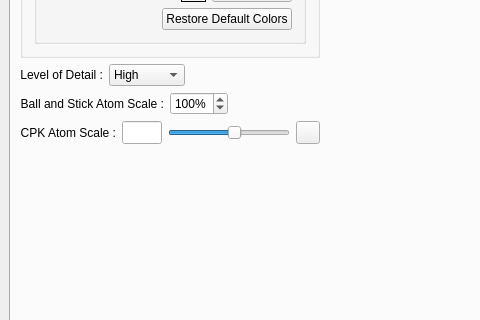
Before: the Qt Designer form cad/src/UserPrefsDialog.ui in kanzure/nanoengineer, drawn with Qt 5; both pictures show x 0 to 480 and y 196 to 516 of the 621 by 628 pixel window.
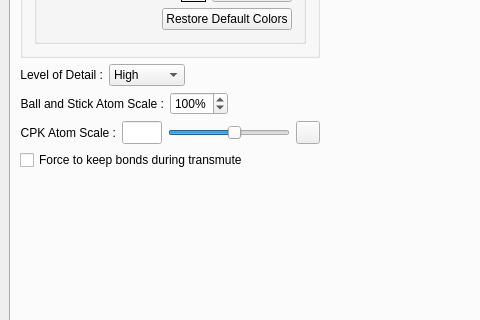
After: the same form once the commit is applied. The open tabs and pages were chosen to show the change. Icons and pictures are not drawn.

Commit message: new preference 'force to keep bonds during transmute' (checkbox) . This will replace the existing checkbox in build PM. (working fine on my local sandbox with new Build PM)

What changed in the file:
```diff
--- a/cad/src/UserPrefsDialog.ui
+++ b/cad/src/UserPrefsDialog.ui
@@ -1079,6 +1079,22 @@
        <property name="spacing" >
         <number>6</number>
        </property>
+       <item row="0" column="1" >
+        <spacer>
+         <property name="orientation" >
+          <enum>Qt::Horizontal</enum>
+         </property>
+         <property name="sizeType" >
+          <enum>QSizePolicy::Expanding</enum>
+         </property>
+         <property name="sizeHint" >
+          <size>
+           <width>20</width>
+           <height>20</height>
+          </size>
+         </property>
+        </spacer>
+       </item>
        <item row="0" column="0" >
         <layout class="QVBoxLayout" >
          <property name="margin" >
@@ -1541,6 +1557,13 @@
            </item>
           </layout>
          </item>
+         <item>
+          <widget class="QCheckBox" name="keepBondsTransmuteCheckBox" >
+           <property name="text" >
+            <string>Force to keep bonds during transmute</string>
+           </property>
+          </widget>
+         </item>
          <item>
           <spacer>
            <property name="orientation" >
@@ -1559,22 +1582,6 @@
          </item>
         </layout>
        </item>
-       <item row="0" column="1" >
-        <spacer>
-         <property name="orientation" >
-          <enum>Qt::Horizontal</enum>
-         </property>
-         <property name="sizeType" >
-          <enum>QSizePolicy::Expanding</enum>
-         </property>
-         <property name="sizeHint" >
-          <size>
-           <width>20</width>
-           <height>20</height>
-          </size>
-         </property>
-        </spacer>
-       </item>
       </layout>
      </widget>
      <widget class="QWidget" name="TabPage" >
```
Left out of the diff: 2 changed lines with no effect on the pictures. The commit also changes 2 other files.
